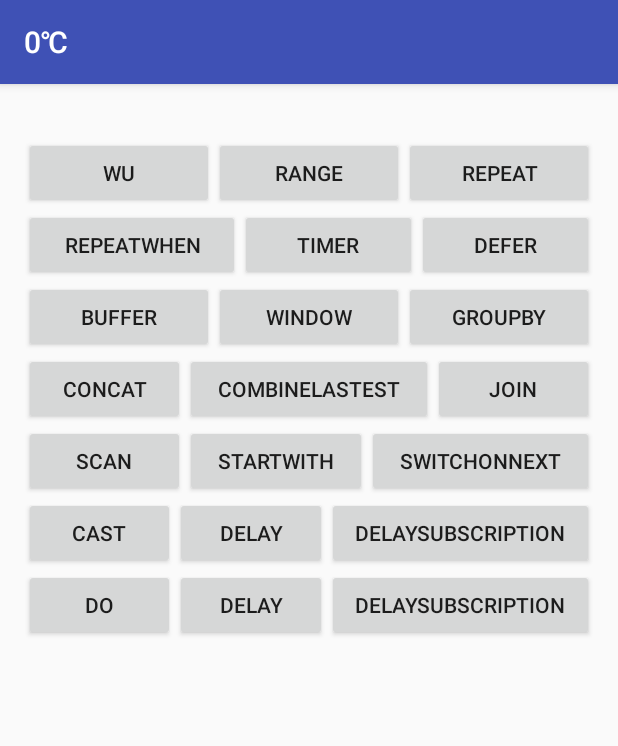
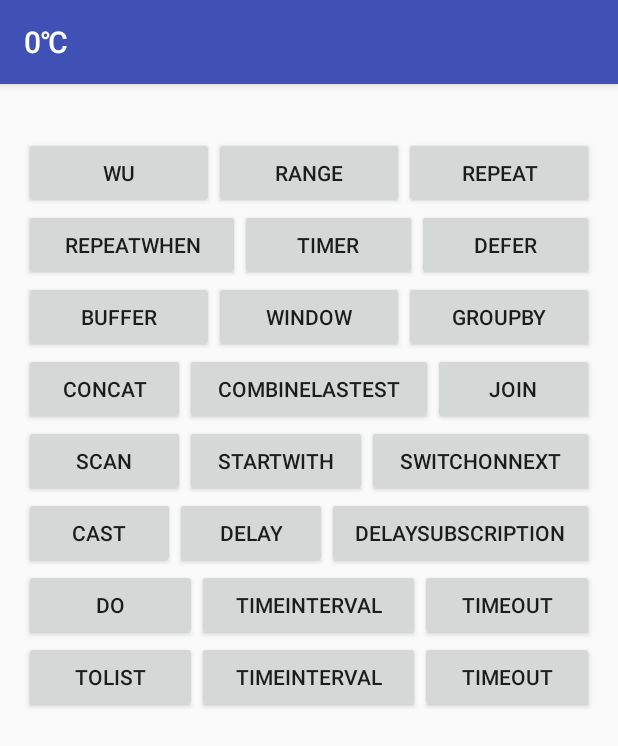
Before and after one commit to xiehui999/fuseProgram, an Android app: the NormalRxActivity screen opened directly, with no data from a screen before it, on a phone screen of 412 x 824 dp. Shown: the top 746 px of the screen. Run offline under Robolectric (Android 15) with nearby library versions, the phone set to English and light mode, and no system bars; our stand-ins replace ButterKnife; libraries missing offline, so code that uses them is left out: rx.android.schedulers, rx.functions, rx.observables, rx.schedulers.

Commit message:
RxJava(toList,timeOut,timeInterval)
RxJava(toList,timeOut,timeInterval)

```diff
--- a/app/src/main/java/com/example/xh/rxjava/NormalRxActivity.java
+++ b/app/src/main/java/com/example/xh/rxjava/NormalRxActivity.java
@@ -25,6 +25,7 @@ import rx.functions.Func1;
 import rx.functions.Func2;
 import rx.observables.GroupedObservable;
 import rx.schedulers.Schedulers;
+import rx.schedulers.TimeInterval;
 
 /**
  * Created by xiehui on 2016/11/1.
@@ -34,6 +35,7 @@ public class NormalRxActivity extends BaseActivity {
     private TextView tv2;
     private Button btn, btn1, btn2, btn3, btn4, btn5, btn6, btn7, btn8, btn9;
     private Button btn10, btn11, btn12, btn13, btn14, btn15, btn16, btn17, btn18, btn19, btn20;
+    private Button btn21,btn22,btn23;
     String[] strs = {"也许当初忙着微笑和哭泣", "忙着追逐天空中的流星", "人理所当然的忘记", "是谁风里雨里一直默默守护在原地"};
     private String text;
     private String TAG = "RxJava";
@@ -70,6 +72,9 @@ public class NormalRxActivity extends BaseActivity {
         btn18 = (Button) findViewById(R.id.button18);
         btn19 = (Button) findViewById(R.id.button19);
         btn20 = (Button) findViewById(R.id.button20);
+        btn21 = (Button) findViewById(R.id.button21);
+        btn22 = (Button) findViewById(R.id.button22);
+        btn23 = (Button) findViewById(R.id.button23);
         btn.setOnClickListener(this);
         btn1.setOnClickListener(this);
         btn2.setOnClickListener(this);
@@ -91,6 +96,9 @@ public class NormalRxActivity extends BaseActivity {
         btn18.setOnClickListener(this);
         btn19.setOnClickListener(this);
         btn20.setOnClickListener(this);
+        btn21.setOnClickListener(this);
+        btn22.setOnClickListener(this);
+        btn23.setOnClickListener(this);
     }
 
     @Override
@@ -154,10 +162,19 @@ public class NormalRxActivity extends BaseActivity {
                 executeDo();
                 break;
             case R.id.button19:
-                executeDelay();
+                executeTimeInterval();
                 break;
             case R.id.button20:
-                executeDelaySubscription();
+                executeTimeOut();
+                break;
+            case R.id.button21:
+                executetoList();
+                break;
+            case R.id.button22:
+                executeTimeInterval();
+                break;
+            case R.id.button23:
+                executeTimeOut();
                 break;
         }
     }
@@ -821,4 +838,103 @@ public class NormalRxActivity extends BaseActivity {
                     }
                 });
     }
+
+    private void executeTimeInterval(){
+        //和Timestamp（）TestRxJavaFragment 409行对比
+        tv1.setText("TimeInterval");
+        //下面代码并没有接触订阅,实际不可这样应用，需手动接触订阅
+        Observable.interval(1,TimeUnit.SECONDS)
+                .filter(new Func1<Long, Boolean>() {
+                    @Override
+                    public Boolean call(Long aLong) {
+                        return aLong<5;
+                    }
+                })
+                .timeInterval()
+                .doOnUnsubscribe(new Action0() {
+                    @Override
+                    public void call() {
+                        Log.e(TAG, "call: doOnUnsubscribe");
+                    }
+                })
+                .observeOn(AndroidSchedulers.mainThread())
+                .subscribe(new Subscriber<TimeInterval<Long>>() {
+                    @Override
+                    public void onCompleted() {
+                        Log.e(TAG, "onCompleted: " );
+                    }
+
+                    @Override
+                    public void onError(Throwable e) {
+                        Log.e(TAG, "onError: ");
+                    }
+
+                    @Override
+                    public void onNext(TimeInterval<Long> longTimeInterval) {
+                        Log.e(TAG, "onNext: value:"+longTimeInterval.getValue()+"getIntervalInMilliseconds"+longTimeInterval.getIntervalInMilliseconds());
+                    }
+                });
+    }
+
+    private void executeTimeOut(){
+        tv1.setText("TimeOut");
+        Observable.create(new Observable.OnSubscribe<Integer>() {
+            @Override
+            public void call(Subscriber<? super Integer> subscriber) {
+                try {
+                    subscriber.onNext(1);
+                    Thread.sleep(100);
+                    subscriber.onNext(2);
+                    Thread.sleep(200);
+                    subscriber.onNext(3);
+                    Thread.sleep(300);
+                    subscriber.onNext(4);
+                    Thread.sleep(400);
+                    subscriber.onNext(5);
+                    subscriber.onCompleted();
+                } catch (InterruptedException e) {
+                    subscriber.onError(new Throwable("Error"));
+                    e.printStackTrace();
+                }
+            }
+        })
+                //可更改方法为观察效果timeout(250,TimeUnit.MILLISECONDS,Observable.just(10,11))
+                //在computation调度器执行
+                .timeout(250,TimeUnit.MILLISECONDS)
+                .subscribe(new Subscriber<Integer>() {
+                    @Override
+                    public void onCompleted() {
+                        Log.e(TAG, "onCompleted: " );
+                    }
+
+                    @Override
+                    public void onError(Throwable e) {
+                        Log.e(TAG, "onError: " );
+                    }
+
+                    @Override
+                    public void onNext(Integer integer) {
+                        Log.e(TAG, "onNext: "+integer );
+                    }
+                });
+    }
+    private void executetoList(){
+        tv1.setText("toList");
+        Observable.just(1,2,3,4,5).toList().subscribe(new Subscriber<List<Integer>>() {
+            @Override
+            public void onCompleted() {
+                Log.e(TAG, "onCompleted: " );
+            }
+
+            @Override
+            public void onError(Throwable e) {
+                Log.e(TAG, "onError: " );
+            }
+
+            @Override
+            public void onNext(List<Integer> integers) {
+                Log.e(TAG, "onNext: "+integers);
+            }
+        });
+    }
 }
--- a/app/src/main/res/layout/rxjava_layout1.xml
+++ b/app/src/main/res/layout/rxjava_layout1.xml
@@ -189,13 +189,36 @@
                 android:layout_width="wrap_content"
                 android:layout_height="wrap_content"
                 android:layout_weight="1"
-                android:text="delay" />
+                android:text="TimeInterval" />
             <Button
                 android:id="@+id/button20"
                 android:layout_width="wrap_content"
                 android:layout_height="wrap_content"
                 android:layout_weight="1"
-                android:text="DelaySubscription" />
+                android:text="TimeOut" />
+        </LinearLayout>
+        <LinearLayout
+            android:layout_width="match_parent"
+            android:layout_height="wrap_content"
+            android:orientation="horizontal">
+            <Button
+                android:id="@+id/button21"
+                android:layout_width="wrap_content"
+                android:layout_height="wrap_content"
+                android:layout_weight="1"
+                android:text="ToList" />
+            <Button
+                android:id="@+id/button22"
+                android:layout_width="wrap_content"
+                android:layout_height="wrap_content"
+                android:layout_weight="1"
+                android:text="TimeInterval" />
+            <Button
+                android:id="@+id/button23"
+                android:layout_width="wrap_content"
+                android:layout_height="wrap_content"
+                android:layout_weight="1"
+                android:text="TimeOut" />
         </LinearLayout>
         <TextView
             android:id="@+id/tv2"
```
Also changed, not shown: app/src/main/java/com/example/xh/ui/TestRxJavaFragment.java (+45 -39 lines).
